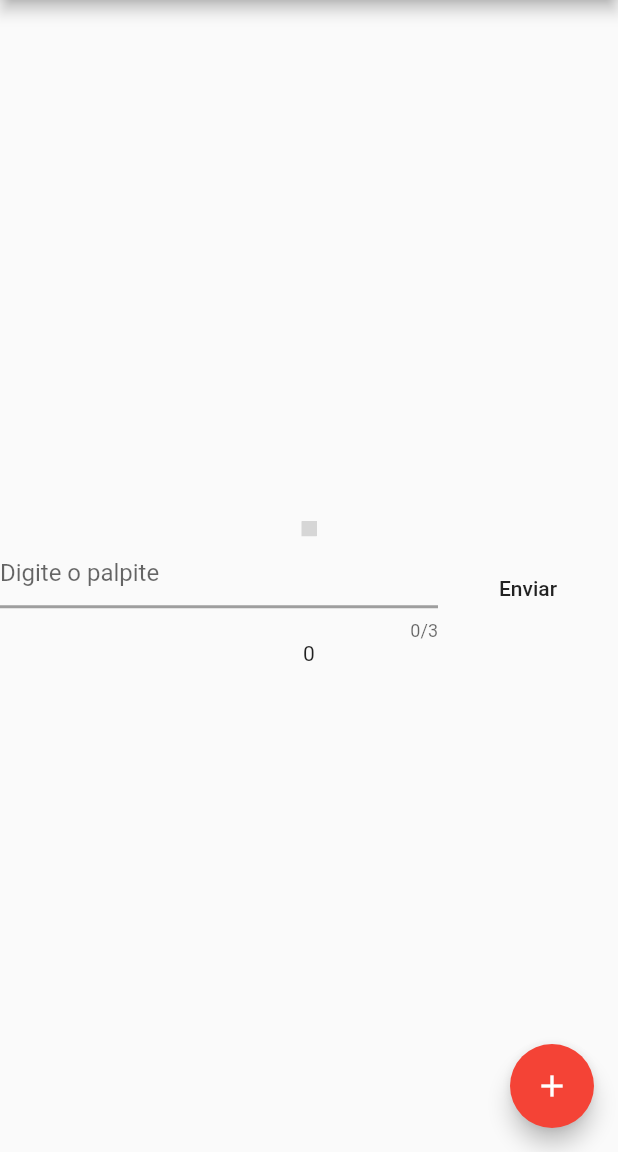
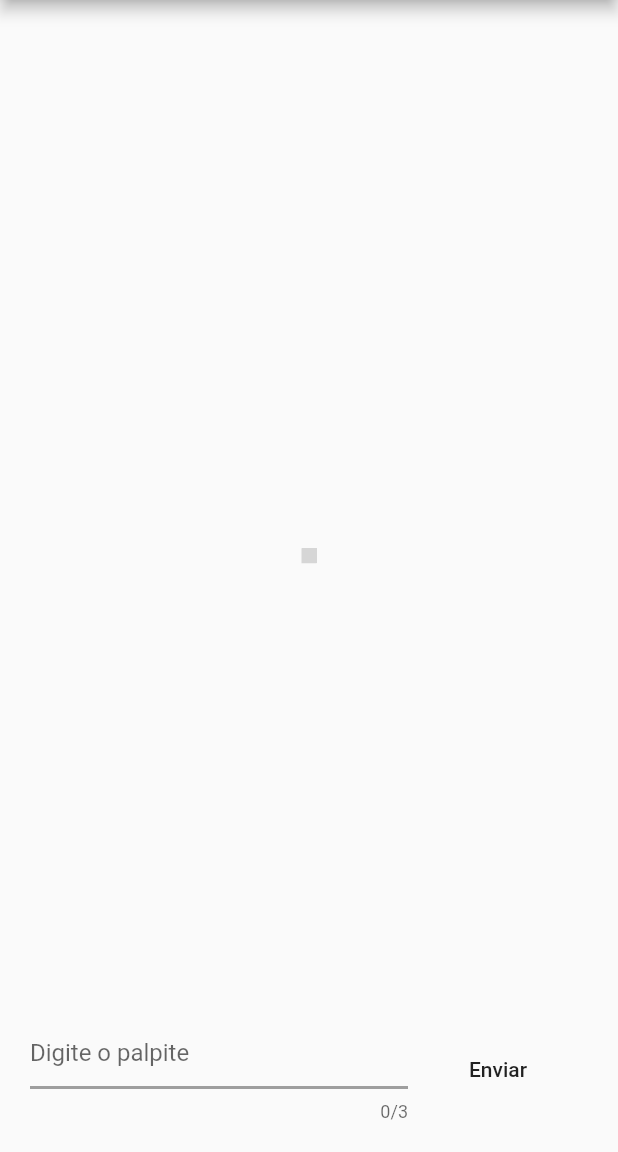
Before and after one commit to monteiromarceloc/flutter-random-guess-app, a Flutter app: the screen it shows after launch, on a phone screen of 412 x 824 dp, the part 84-1236 px from its top. Run offline on Flutter 3.47's test engine with Material 2 defaults, Android fonts, the phone set to English and light mode, and no system bars; missing offline and left inert: segment_display; network calls fail; grey boxes are pictures that could not be loaded.

Commit message:
fixes to layout

```diff
--- a/lib/main.dart
+++ b/lib/main.dart
@@ -75,14 +75,19 @@ class _HomePageState extends State<HomePage> {
         appBar: AppBar(
           title: Text(widget.title),
         ),
-        body: Center(
+        body: Container(
+            margin: EdgeInsets.all(20.0),
+            child: Column(children: <Widget>[
+              Expanded(
                   child: Column(
                       mainAxisAlignment: MainAxisAlignment.center,
                       children: <Widget>[
-              Text(
+                    Container(
+                        margin: EdgeInsets.only(bottom: 20.0),
+                        child: Text(
                           _textToDisplay,
                           style: Theme.of(context).textTheme.headline6,
-              ),
+                        )),
                     SevenSegmentDisplay(
                       value: _inputText,
                       size: 10.0,
@@ -112,6 +117,8 @@ class _HomePageState extends State<HomePage> {
                                 "Nova Partida",
                               ),
                             ))),
+                  ])),
+              // Text(_randomNumber.toString()),
               Row(
                 children: <Widget>[
                   Expanded(
@@ -156,15 +163,7 @@ class _HomePageState extends State<HomePage> {
                       ))
                 ],
               ),
-              Text(_randomNumber.toString()),
-            ],
-          ),
-        ),
-        floatingActionButton: FloatingActionButton(
-          onPressed: _fetchRandomNumber,
-          tooltip: 'Increment',
-          child: Icon(Icons.add),
-        ));
+            ])));
   }
 }
 
```
Lines whose indentation alone changed are shown as unchanged.
